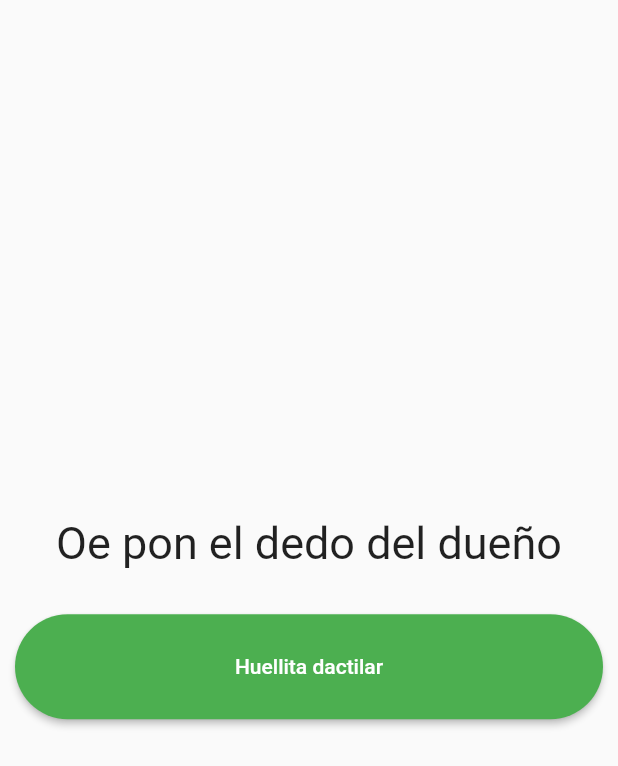
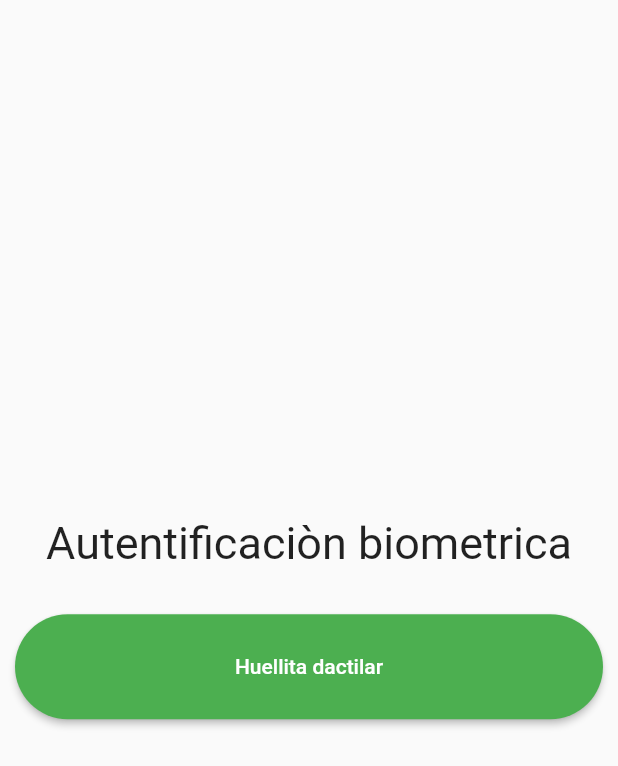
Before and after one commit to HectorLiAd/flutter-image, a Flutter app: the screen it shows after launch, on a phone screen of 412 x 824 dp. Shown: the top 766 px of the screen. Run offline on Flutter 3.47's test engine with Material 2 defaults, Android fonts, the phone set to English and light mode, and no system bars; our stand-ins replace dio, image_cropper, image_picker, local_auth, pretty_dio_logger, retrofit and 1 more; missing offline and left inert: checkbox_grouped.

Commit message:
Cambiando mensajes

```diff
--- a/lib/auth/auth_path.dart
+++ b/lib/auth/auth_path.dart
@@ -1,12 +1,11 @@
 import 'package:flutter/material.dart';
 import 'package:flutter/services.dart';
-import 'package:local_auth/local_auth.dart';
+import 'package:local_auth/local_auth.dart'; //Importante
 import 'package:local_auth_fingerprint/home_page.dart';
 import 'package:local_auth_fingerprint/ui/imagen_main.dart';
 
 class AuthPath extends StatefulWidget {
   const AuthPath({Key key}) : super(key: key);
-
   @override
   _AuthPathState createState() => _AuthPathState();
 }
@@ -16,7 +15,6 @@ class _AuthPathState extends State<AuthPath> {
   bool _hasBioSensor;
 
   LocalAuthentication authentication = LocalAuthentication();
-
 
   Future<void> _checkBio() async{
     try{
@@ -39,15 +37,15 @@ class _AuthPathState extends State<AuthPath> {
     //loaded a dialog to scan fingerprint
     try{
       isAuth = await authentication.authenticateWithBiometrics(
-        localizedReason: 'Oe pon el dedo del dueño pe causita',
+        localizedReason: 'Ponga su huella dactilar para poder acceder a las fotos',
         // biometricOnly: true,
         useErrorDialogs: true,
         stickyAuth: true
       );
-
       //if fingerprint scan match then
       //isAuth = true
       // therefore will navigate user to WelcomePage/HomePage of the App
+
       if(isAuth){
         Navigator.pushReplacement(context, MaterialPageRoute(builder: (builder)=>ImagenUI()));
       }
@@ -75,7 +73,7 @@ class _AuthPathState extends State<AuthPath> {
         mainAxisAlignment: MainAxisAlignment.center,
         children: [
           const Text(
-            'Oe pon el dedo del dueño',
+            'Autentificaciòn biometrica',
             style: TextStyle(fontSize: 30),
           ),
           const SizedBox(
--- a/lib/mainx.dart
+++ b/lib/mainx.dart
@@ -19,7 +19,7 @@ class MyApp extends StatelessWidget {
         create: (_) => ImagenApi.create(),
         child: MaterialApp(
             debugShowCheckedModeBanner: false,
-            title: 'Flutter Heulla dactilar',
+            title: 'Flutter Huella dactilar',
             theme: ThemeData(
               primarySwatch: Colors.blue,
             ),
--- a/lib/ui/imagen_form.dart
+++ b/lib/ui/imagen_form.dart
@@ -137,7 +137,7 @@ class _ImagenFormState extends State<ImagenForm> {
           final pickedFile = await _picker.getImage(source: ImageSource.gallery);
           this._imagePath = pickedFile.path;
           setState(() {});
-          /*if (pickedFile != null) {
+          if (pickedFile != null) {
             File croppedFile = await ImageCropper.cropImage(
                 sourcePath: pickedFile.path,
                 aspectRatioPresets: [
@@ -162,7 +162,7 @@ class _ImagenFormState extends State<ImagenForm> {
                 _imagePath = croppedFile.path;
               });
             }
-          }*/
+          }
         },
         child: Text('Seleccione una imagen'),
       ),
```
Also changed, not shown: pubspec.yaml (+0 -14 lines), pubspec.lock.
